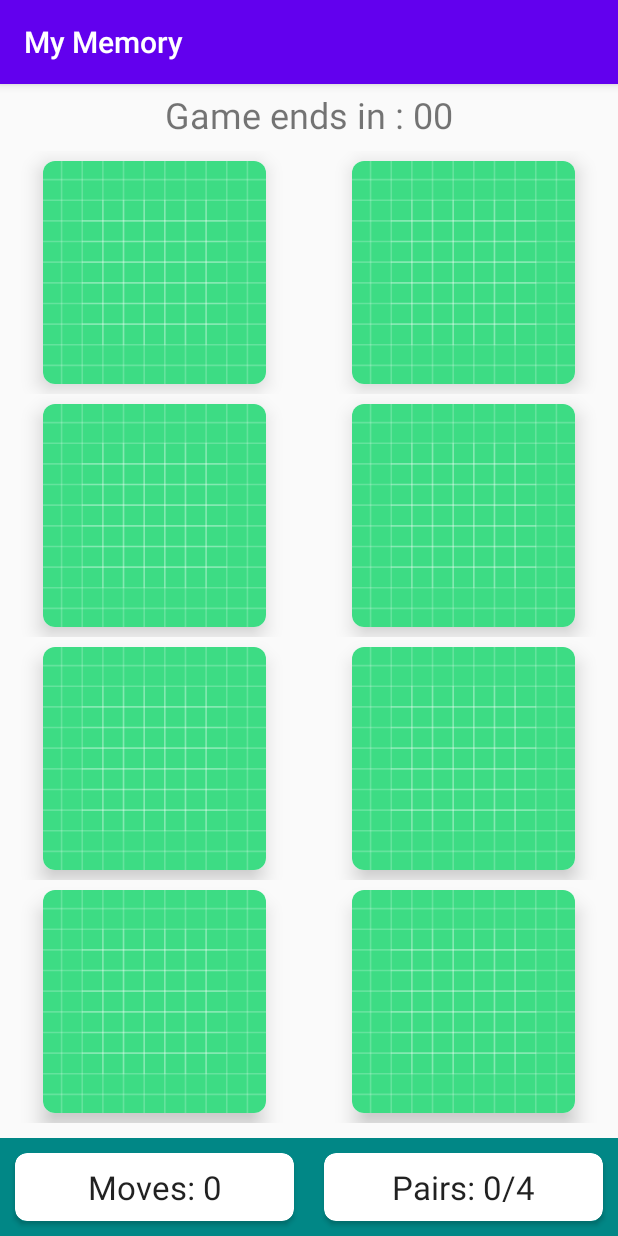
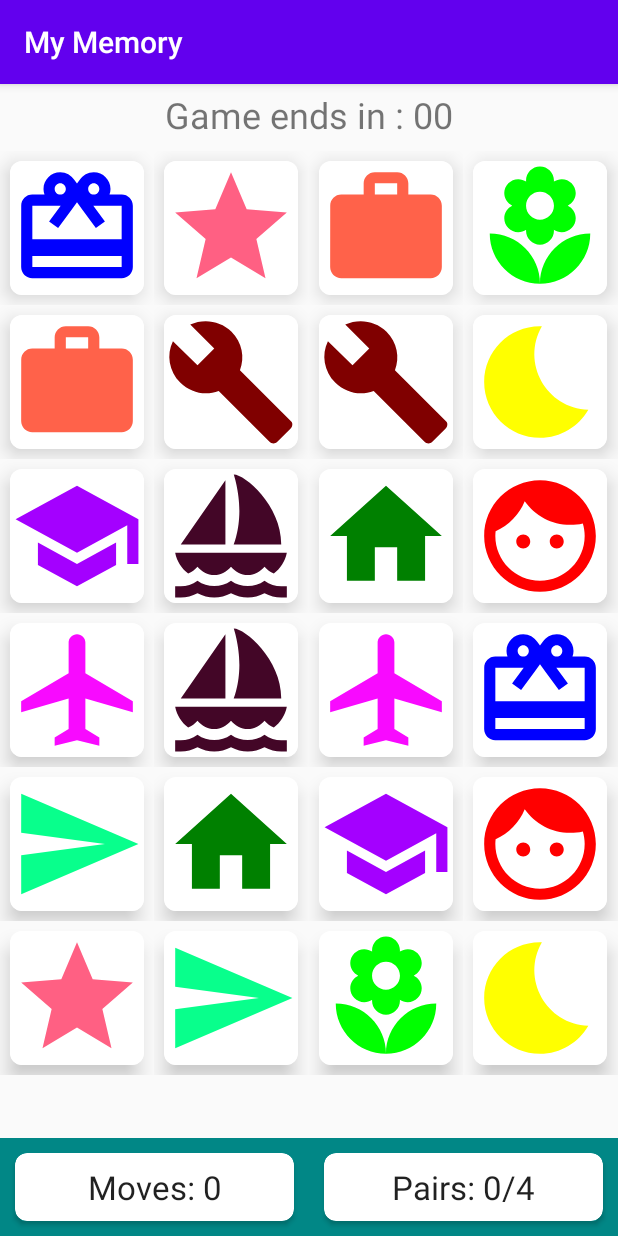
Before and after one commit to khalatevarun/Yet-Another-My-Memory, an Android app: the screen it shows after launch (MainActivity), on a phone screen of 412 x 824 dp. Run offline under Robolectric (Android 15) with nearby library versions, the phone set to English and light mode, and no system bars.

Commit message:
Kotlin Enum + Vector Icons

```diff
--- a/app/src/main/java/com/example/android/mymemory/MainActivity.kt
+++ b/app/src/main/java/com/example/android/mymemory/MainActivity.kt
@@ -1,16 +1,25 @@
 package com.example.android.mymemory
 
+import android.os.Bundle
+import android.os.CountDownTimer
+import android.widget.TextView
 import androidx.appcompat.app.AppCompatActivity
-import android.os.Bundle
-import android.widget.TextView
 import androidx.recyclerview.widget.GridLayoutManager
 import androidx.recyclerview.widget.RecyclerView
+import com.example.android.mymemory.models.BoardSize
+import com.example.android.mymemory.utils.DEFAULT_ICONS
+import java.util.concurrent.TimeUnit
+
 
 class MainActivity : AppCompatActivity() {
 
     private lateinit var rvBoard: RecyclerView
     private lateinit var tvNumMoves: TextView
     private lateinit var tvNumPairs: TextView
+    private lateinit var tvTimer: TextView
+
+
+    private val boardSize: BoardSize = BoardSize.HARD
 
 
 
@@ -21,14 +30,60 @@ class MainActivity : AppCompatActivity() {
         rvBoard = findViewById(R.id.rvBoard)
         tvNumMoves = findViewById(R.id.tvNumMoves)
         tvNumPairs = findViewById(R.id.tvNumPairs)
+        tvTimer = findViewById(R.id.tvTimer)
 
-        rvBoard.adapter = MemoryBoardAdapter(this,8)
+        val choosenImages = DEFAULT_ICONS.shuffled().take(boardSize.getNumPairs())
+        val randomizedImages = (choosenImages + choosenImages).shuffled()
+
+        rvBoard.adapter = MemoryBoardAdapter(this, boardSize, randomizedImages)
         rvBoard.setHasFixedSize(true)
-        rvBoard.layoutManager = GridLayoutManager(this, 2)
+        rvBoard.layoutManager = GridLayoutManager(this, boardSize.getWidth())
+
+
+
+        // startTimer()
+
+
+
+    }
+
+
+    var timer: Timer?=null
+
+    //Call this method to start timer on activity start
+    private fun startTimer(){
+        timer = Timer(10000);
+        timer?.start()
+    }
+
+    //Call this method to update the timer
+    private fun updateTimer(){
+        if(timer!=null) {
+            val miliis = timer?.millisUntilFinished?.plus(TimeUnit.SECONDS.toMillis(5))
+            //Here you need to maintain single instance for previous
+            timer?.cancel()
+            timer = miliis?.let { Timer(it) };
+            timer?.start()
+        }else{
+            startTimer()
+        }
+    }
+
+    inner class Timer(miliis:Long) : CountDownTimer(miliis,1000){
+        var millisUntilFinished:Long = 0
+        override fun onFinish() {
+            tvTimer.text = "Game ended!"
+          //  handler.removeCallbacks(runnable)
+
+        }
+
+        override fun onTick(millisUntilFinished: Long) {
+            this.millisUntilFinished = millisUntilFinished
+            tvTimer.text = "Game ends in: "+millisUntilFinished/1000
+        }
+    }
 
 
 
 
-
-    }
 }
--- a/app/src/main/java/com/example/android/mymemory/MemoryBoardAdapter.kt
+++ b/app/src/main/java/com/example/android/mymemory/MemoryBoardAdapter.kt
@@ -8,10 +8,14 @@ import android.view.ViewGroup
 import android.widget.ImageButton
 import androidx.cardview.widget.CardView
 import androidx.recyclerview.widget.RecyclerView
-import com.google.android.material.card.MaterialCardView
+import com.example.android.mymemory.models.BoardSize
 import kotlin.math.min
 
-class MemoryBoardAdapter(private val context: Context, private val numPieces: Int) :
+class MemoryBoardAdapter(
+    private val context: Context,
+    private val boardSize: BoardSize,
+    private val cardImages: List<Int>
+) :
     RecyclerView.Adapter<MemoryBoardAdapter.ViewHolder>() {
 
     companion object{
@@ -22,8 +26,8 @@ class MemoryBoardAdapter(private val context: Context, private val numPieces: In
 
     override fun onCreateViewHolder(parent: ViewGroup, viewType: Int): ViewHolder {
 
-        val cardWidth = parent.width/2 - 2*(MARGIN_SIZE)
-        val cardHeight = parent.height/4 - 2*(MARGIN_SIZE)
+        val cardWidth = parent.width/boardSize.getWidth() - 2*(MARGIN_SIZE)
+        val cardHeight = parent.height/boardSize.getHeight() - 2*(MARGIN_SIZE)
         val cardSideLength = min(cardHeight,cardWidth)
 
 
@@ -39,7 +43,7 @@ class MemoryBoardAdapter(private val context: Context, private val numPieces: In
 
         }
 
-    override fun getItemCount() = numPieces
+    override fun getItemCount() = boardSize.numCards
 
     override fun onBindViewHolder(holder: ViewHolder, position: Int) {
                 holder.bind(position)
@@ -52,6 +56,7 @@ class MemoryBoardAdapter(private val context: Context, private val numPieces: In
         private val imageButton = itemView.findViewById<ImageButton>(R.id.imageButton)
 
         fun bind(position: Int) {
+            imageButton.setImageResource(cardImages[position])
             imageButton.setOnClickListener{
                 Log.i(TAG,"Clicked on position $position")
             }
--- /dev/null
+++ b/app/src/main/java/com/example/android/mymemory/models/BoardSize.kt
@@ -0,0 +1,28 @@
+package com.example.android.mymemory.models
+
+enum class BoardSize( val numCards: Int){
+    EASY(8),
+    MEDIUM(18),
+    HARD(24);
+
+
+    fun getWidth(): Int{
+        return when(this){
+            EASY -> 2
+            MEDIUM -> 3
+            HARD -> 4
+        }
+    }
+
+    fun getHeight() : Int{
+        return  numCards/ getWidth()
+    }
+
+    fun getNumPairs(): Int{
+        return numCards/2
+    }
+
+
+
+
+}
--- /dev/null
+++ b/app/src/main/java/com/example/android/mymemory/utils/Constants.kt
@@ -0,0 +1,18 @@
+package com.example.android.mymemory.utils
+
+import com.example.android.mymemory.R
+
+val DEFAULT_ICONS = listOf(
+    R.drawable.ic_face,
+    R.drawable.ic_bedtime,
+    R.drawable.ic_flower,
+    R.drawable.ic_gift,
+    R.drawable.ic_home,
+    R.drawable.ic_plane,
+    R.drawable.ic_school,
+    R.drawable.ic_work,
+    R.drawable.ic_tool,
+    R.drawable.ic_star,
+    R.drawable.ic_send,
+    R.drawable.ic_sailing
+)
--- /dev/null
+++ b/app/src/main/res/drawable/ic_bedtime.xml
@@ -0,0 +1,5 @@
+<vector android:height="24dp" android:tint="#FFFF00"
+    android:viewportHeight="24" android:viewportWidth="24"
+    android:width="24dp" xmlns:android="http://schemas.android.com/apk/res/android">
+    <path android:fillColor="@android:color/white" android:pathData="M12.34,2.02C6.59,1.82 2,6.42 2,12c0,5.52 4.48,10 10,10c3.71,0 6.93,-2.02 8.66,-5.02C13.15,16.73 8.57,8.55 12.34,2.02z"/>
+</vector>
--- /dev/null
+++ b/app/src/main/res/drawable/ic_face.xml
@@ -0,0 +1,5 @@
+<vector android:height="24dp" android:tint="#FF0000"
+    android:viewportHeight="24" android:viewportWidth="24"
+    android:width="24dp" xmlns:android="http://schemas.android.com/apk/res/android">
+    <path android:fillColor="@android:color/white" android:pathData="M9,11.75c-0.69,0 -1.25,0.56 -1.25,1.25s0.56,1.25 1.25,1.25 1.25,-0.56 1.25,-1.25 -0.56,-1.25 -1.25,-1.25zM15,11.75c-0.69,0 -1.25,0.56 -1.25,1.25s0.56,1.25 1.25,1.25 1.25,-0.56 1.25,-1.25 -0.56,-1.25 -1.25,-1.25zM12,2C6.48,2 2,6.48 2,12s4.48,10 10,10 10,-4.48 10,-10S17.52,2 12,2zM12,20c-4.41,0 -8,-3.59 -8,-8 0,-0.29 0.02,-0.58 0.05,-0.86 2.36,-1.05 4.23,-2.98 5.21,-5.37C11.07,8.33 14.05,10 17.42,10c0.78,0 1.53,-0.09 2.25,-0.26 0.21,0.71 0.33,1.47 0.33,2.26 0,4.41 -3.59,8 -8,8z"/>
+</vector>
--- /dev/null
+++ b/app/src/main/res/drawable/ic_flower.xml
@@ -0,0 +1,5 @@
+<vector android:height="24dp" android:tint="#00FF00"
+    android:viewportHeight="24" android:viewportWidth="24"
+    android:width="24dp" xmlns:android="http://schemas.android.com/apk/res/android">
+    <path android:fillColor="@android:color/white" android:pathData="M12,22c4.97,0 9,-4.03 9,-9 -4.97,0 -9,4.03 -9,9zM5.6,10.25c0,1.38 1.12,2.5 2.5,2.5 0.53,0 1.01,-0.16 1.42,-0.44l-0.02,0.19c0,1.38 1.12,2.5 2.5,2.5s2.5,-1.12 2.5,-2.5l-0.02,-0.19c0.4,0.28 0.89,0.44 1.42,0.44 1.38,0 2.5,-1.12 2.5,-2.5 0,-1 -0.59,-1.85 -1.43,-2.25 0.84,-0.4 1.43,-1.25 1.43,-2.25 0,-1.38 -1.12,-2.5 -2.5,-2.5 -0.53,0 -1.01,0.16 -1.42,0.44l0.02,-0.19C14.5,2.12 13.38,1 12,1S9.5,2.12 9.5,3.5l0.02,0.19c-0.4,-0.28 -0.89,-0.44 -1.42,-0.44 -1.38,0 -2.5,1.12 -2.5,2.5 0,1 0.59,1.85 1.43,2.25 -0.84,0.4 -1.43,1.25 -1.43,2.25zM12,5.5c1.38,0 2.5,1.12 2.5,2.5s-1.12,2.5 -2.5,2.5S9.5,9.38 9.5,8s1.12,-2.5 2.5,-2.5zM3,13c0,4.97 4.03,9 9,9 0,-4.97 -4.03,-9 -9,-9z"/>
+</vector>
--- /dev/null
+++ b/app/src/main/res/drawable/ic_gift.xml
@@ -0,0 +1,5 @@
+<vector android:height="24dp" android:tint="#0000FF"
+    android:viewportHeight="24" android:viewportWidth="24"
+    android:width="24dp" xmlns:android="http://schemas.android.com/apk/res/android">
+    <path android:fillColor="@android:color/white" android:pathData="M20,6h-2.18c0.11,-0.31 0.18,-0.65 0.18,-1 0,-1.66 -1.34,-3 -3,-3 -1.05,0 -1.96,0.54 -2.5,1.35l-0.5,0.67 -0.5,-0.68C10.96,2.54 10.05,2 9,2 7.34,2 6,3.34 6,5c0,0.35 0.07,0.69 0.18,1L4,6c-1.11,0 -1.99,0.89 -1.99,2L2,19c0,1.11 0.89,2 2,2h16c1.11,0 2,-0.89 2,-2L22,8c0,-1.11 -0.89,-2 -2,-2zM15,4c0.55,0 1,0.45 1,1s-0.45,1 -1,1 -1,-0.45 -1,-1 0.45,-1 1,-1zM9,4c0.55,0 1,0.45 1,1s-0.45,1 -1,1 -1,-0.45 -1,-1 0.45,-1 1,-1zM20,19L4,19v-2h16v2zM20,14L4,14L4,8h5.08L7,10.83 8.62,12 11,8.76l1,-1.36 1,1.36L15.38,12 17,10.83 14.92,8L20,8v6z"/>
+</vector>
--- /dev/null
+++ b/app/src/main/res/drawable/ic_home.xml
@@ -0,0 +1,5 @@
+<vector android:height="24dp" android:tint="#008000"
+    android:viewportHeight="24" android:viewportWidth="24"
+    android:width="24dp" xmlns:android="http://schemas.android.com/apk/res/android">
+    <path android:fillColor="@android:color/white" android:pathData="M10,20v-6h4v6h5v-8h3L12,3 2,12h3v8z"/>
+</vector>
--- /dev/null
+++ b/app/src/main/res/drawable/ic_lighting.xml
@@ -0,0 +1,5 @@
+<vector android:height="24dp" android:tint="#008080"
+    android:viewportHeight="24" android:viewportWidth="24"
+    android:width="24dp" xmlns:android="http://schemas.android.com/apk/res/android">
+    <path android:fillColor="@android:color/white" android:pathData="M12,2.02c-5.51,0 -9.98,4.47 -9.98,9.98s4.47,9.98 9.98,9.98 9.98,-4.47 9.98,-9.98S17.51,2.02 12,2.02zM11.48,20v-6.26H8L13,4v6.26h3.35L11.48,20z"/>
+</vector>
--- /dev/null
+++ b/app/src/main/res/drawable/ic_plane.xml
@@ -0,0 +1,5 @@
+<vector android:height="24dp" android:tint="#F80AFF"
+    android:viewportHeight="24" android:viewportWidth="24"
+    android:width="24dp" xmlns:android="http://schemas.android.com/apk/res/android">
+    <path android:fillColor="@android:color/white" android:pathData="M22,16v-2l-8.5,-5V3.5C13.5,2.67 12.83,2 12,2s-1.5,0.67 -1.5,1.5V9L2,14v2l8.5,-2.5V19L8,20.5L8,22l4,-1l4,1l0,-1.5L13.5,19v-5.5L22,16z"/>
+</vector>
--- /dev/null
+++ b/app/src/main/res/drawable/ic_sailing.xml
@@ -0,0 +1,5 @@
+<vector android:height="24dp" android:tint="#430627"
+    android:viewportHeight="24" android:viewportWidth="24"
+    android:width="24dp" xmlns:android="http://schemas.android.com/apk/res/android">
+    <path android:fillColor="@android:color/white" android:pathData="M11,13.5V2L3,13.5H11zM21,13.5C21,6.5 14.5,1 12.5,1c0,0 1,3 1,6.5s-1,6 -1,6H21zM22,15H2c0.31,1.53 1.16,2.84 2.33,3.73C4.98,18.46 5.55,18.01 6,17.5C6.73,18.34 7.8,19 9,19s2.27,-0.66 3,-1.5c0.73,0.84 1.8,1.5 3,1.5s2.26,-0.66 3,-1.5c0.45,0.51 1.02,0.96 1.67,1.23C20.84,17.84 21.69,16.53 22,15zM22,23v-2h-1c-1.04,0 -2.08,-0.35 -3,-1c-1.83,1.3 -4.17,1.3 -6,0c-1.83,1.3 -4.17,1.3 -6,0c-0.91,0.65 -1.96,1 -3,1H2l0,2h1c1.03,0 2.05,-0.25 3,-0.75c1.89,1 4.11,1 6,0c1.89,1 4.11,1 6,0h0c0.95,0.5 1.97,0.75 3,0.75H22z"/>
+</vector>
--- /dev/null
+++ b/app/src/main/res/drawable/ic_school.xml
@@ -0,0 +1,5 @@
+<vector android:height="24dp" android:tint="#A400FF"
+    android:viewportHeight="24" android:viewportWidth="24"
+    android:width="24dp" xmlns:android="http://schemas.android.com/apk/res/android">
+    <path android:fillColor="@android:color/white" android:pathData="M5,13.18v4L12,21l7,-3.82v-4L12,17l-7,-3.82zM12,3L1,9l11,6 9,-4.91V17h2V9L12,3z"/>
+</vector>
--- /dev/null
+++ b/app/src/main/res/drawable/ic_send.xml
@@ -0,0 +1,5 @@
+<vector android:autoMirrored="true" android:height="24dp"
+    android:tint="#08FF8C" android:viewportHeight="24"
+    android:viewportWidth="24" android:width="24dp" xmlns:android="http://schemas.android.com/apk/res/android">
+    <path android:fillColor="@android:color/white" android:pathData="M2.01,21L23,12 2.01,3 2,10l15,2 -15,2z"/>
+</vector>
--- /dev/null
+++ b/app/src/main/res/drawable/ic_star.xml
@@ -0,0 +1,5 @@
+<vector android:height="24dp" android:tint="#FF6083"
+    android:viewportHeight="24" android:viewportWidth="24"
+    android:width="24dp" xmlns:android="http://schemas.android.com/apk/res/android">
+    <path android:fillColor="@android:color/white" android:pathData="M12,17.27L18.18,21l-1.64,-7.03L22,9.24l-7.19,-0.61L12,2 9.19,8.63 2,9.24l5.46,4.73L5.82,21z"/>
+</vector>
--- /dev/null
+++ b/app/src/main/res/drawable/ic_tool.xml
@@ -0,0 +1,5 @@
+<vector android:height="24dp" android:tint="#800000"
+    android:viewportHeight="24" android:viewportWidth="24"
+    android:width="24dp" xmlns:android="http://schemas.android.com/apk/res/android">
+    <path android:fillColor="@android:color/white" android:pathData="M22.7,19l-9.1,-9.1c0.9,-2.3 0.4,-5 -1.5,-6.9 -2,-2 -5,-2.4 -7.4,-1.3L9,6 6,9 1.6,4.7C0.4,7.1 0.9,10.1 2.9,12.1c1.9,1.9 4.6,2.4 6.9,1.5l9.1,9.1c0.4,0.4 1,0.4 1.4,0l2.3,-2.3c0.5,-0.4 0.5,-1.1 0.1,-1.4z"/>
+</vector>
--- /dev/null
+++ b/app/src/main/res/drawable/ic_work.xml
@@ -0,0 +1,5 @@
+<vector android:height="24dp" android:tint="#FF624A"
+    android:viewportHeight="24" android:viewportWidth="24"
+    android:width="24dp" xmlns:android="http://schemas.android.com/apk/res/android">
+    <path android:fillColor="@android:color/white" android:pathData="M20,6h-4L16,4c0,-1.11 -0.89,-2 -2,-2h-4c-1.11,0 -2,0.89 -2,2v2L4,6c-1.11,0 -1.99,0.89 -1.99,2L2,19c0,1.11 0.89,2 2,2h16c1.11,0 2,-0.89 2,-2L22,8c0,-1.11 -0.89,-2 -2,-2zM14,6h-4L10,4h4v2z"/>
+</vector>
```
